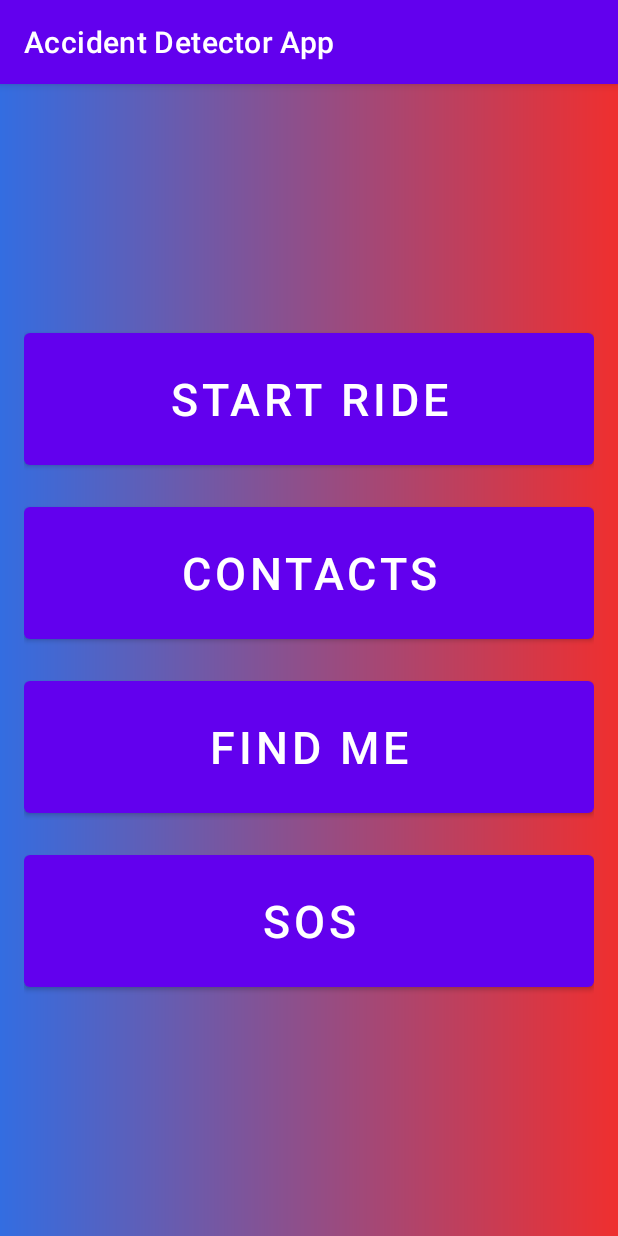
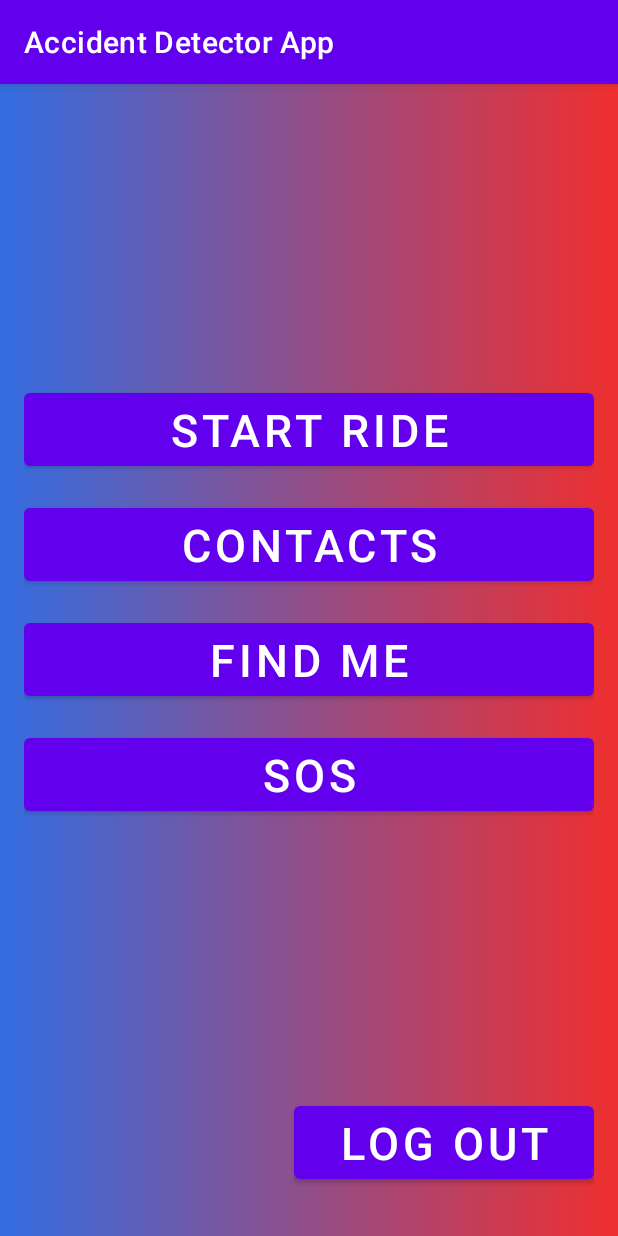
Before and after one commit to adajanos02/AcDetAndroidApp, an Android app: the MenuActivity screen opened directly, with no data from a screen before it, on a phone screen of 412 x 824 dp. Run offline under Robolectric (Android 15) with nearby library versions, the phone set to English and light mode, and no system bars.

Commit message:
add: Logout function / stop location update

```diff
--- a/app/src/main/java/com/wit/example/activities/LoginActivity.java
+++ b/app/src/main/java/com/wit/example/activities/LoginActivity.java
@@ -35,6 +35,10 @@ public class LoginActivity extends AppCompatActivity{
 
 
     @Override
+    public void onBackPressed() {
+
+    }
+    @Override
     protected void onCreate(Bundle savedInstanceState) {
 
         super.onCreate(savedInstanceState);
@@ -67,6 +71,7 @@ public class LoginActivity extends AppCompatActivity{
         app = new App(new AppConfiguration.Builder(LoginActivity.AppId).build());
 
         Credentials credentials = Credentials.emailPassword(email, password);
+
         app.loginAsync(credentials, new App.Callback<io.realm.mongodb.User>() {
             @Override
             public void onResult(App.Result<io.realm.mongodb.User> result) {
--- a/app/src/main/java/com/wit/example/activities/MenuActivity.java
+++ b/app/src/main/java/com/wit/example/activities/MenuActivity.java
@@ -2,6 +2,7 @@ package com.wit.example.activities;
 
 import android.content.Intent;
 import android.os.Bundle;
+import android.util.Log;
 import android.view.View;
 import android.widget.Button;
 
@@ -20,7 +21,18 @@ public class MenuActivity extends AppCompatActivity {
         Button contactsButton = findViewById(R.id.button_contacts);
         Button findMeButton = findViewById(R.id.button_find_me);
         Button sosButton = findViewById(R.id.button_sos);
+        Button logoutButton = findViewById(R.id.logout_btn);
 
+        logoutButton.setOnClickListener(new View.OnClickListener() {
+            @Override
+            public void onClick(View view) {
+
+                LoginActivity.user.logOut();
+                Intent intent = new Intent(MenuActivity.this, LoginActivity.class);
+                startActivity(intent);
+            }
+
+        });
 
 
         startRideButton.setOnClickListener(new View.OnClickListener() {
--- a/app/src/main/java/com/wit/example/activities/StartRideActivity.java
+++ b/app/src/main/java/com/wit/example/activities/StartRideActivity.java
@@ -83,6 +83,7 @@ public class StartRideActivity extends AppCompatActivity implements IBluetoothFo
         Button stopSearchButton = findViewById(R.id.stopSearchButton);
         stopSearchButton.setOnClickListener((v) -> {
             stopDiscovery();
+            stopLocationUpdates();
         });
 
         // 加计校准按钮
@@ -363,5 +364,11 @@ public class StartRideActivity extends AppCompatActivity implements IBluetoothFo
 
         }
 
+    private void stopLocationUpdates() {
+        if (fusedLocationClient != null && locationCallback != null) {
+            fusedLocationClient.removeLocationUpdates(locationCallback);
+        }
+    }
+
 
 }
--- a/app/src/main/res/layout/start_menu.xml
+++ b/app/src/main/res/layout/start_menu.xml
@@ -6,45 +6,60 @@
     android:layout_height="match_parent"
     android:background="@drawable/login_background"
     android:padding="16dp"
+    tools:context=".activities.MenuActivity">
+
+
+    <RelativeLayout
+        android:layout_width="match_parent"
+        android:layout_height="match_parent"
         android:gravity="center"
-    android:orientation="vertical"
-    tools:context=".activities.MenuActivity">
+        android:layout_above="@id/logout_btn">
 
         <Button
             android:id="@+id/button_start_ride"
             android:layout_width="match_parent"
-        android:layout_height="100dp"
+            android:layout_height="wrap_content"
+            android:layout_marginBottom="16dp"
             android:text="Start Ride"
-        android:textSize="30dp"
-        android:layout_marginBottom="16dp"
-        />
+            android:textSize="30dp" />
 
         <Button
             android:id="@+id/button_contacts"
             android:layout_width="match_parent"
-        android:layout_height="100dp"
-        android:textSize="30dp"
-        android:text="Contacts"
+            android:layout_height="wrap_content"
             android:layout_below="@id/button_start_ride"
             android:layout_marginBottom="16dp"
-        />
+            android:text="Contacts"
+            android:textSize="30dp" />
 
         <Button
             android:id="@+id/button_find_me"
             android:layout_width="match_parent"
-        android:layout_height="100dp"
-        android:text="Find Me"
-        android:textSize="30dp"
+            android:layout_height="wrap_content"
             android:layout_below="@id/button_contacts"
             android:layout_marginBottom="16dp"
-       />
+            android:text="Find Me"
+            android:textSize="30dp" />
 
         <Button
             android:id="@+id/button_sos"
             android:layout_width="match_parent"
-        android:layout_height="100dp"
-        android:textSize="30dp"
+            android:layout_height="wrap_content"
+            android:layout_below="@id/button_find_me"
             android:text="SOS"
-        android:layout_below="@id/button_find_me" />
+            android:textSize="30dp" />
 
     </RelativeLayout>
+
+    <Button
+        android:id="@+id/logout_btn"
+        android:layout_width="200dp"
+        android:layout_height="wrap_content"
+        android:layout_alignParentBottom="true"
+        android:layout_marginBottom="16dp"
+        android:layout_alignParentRight="true"
+        android:text="Log out"
+        android:textSize="30dp"
+        android:gravity="center"/>
+
+</RelativeLayout>
```
Lines whose indentation alone changed are shown as unchanged.
